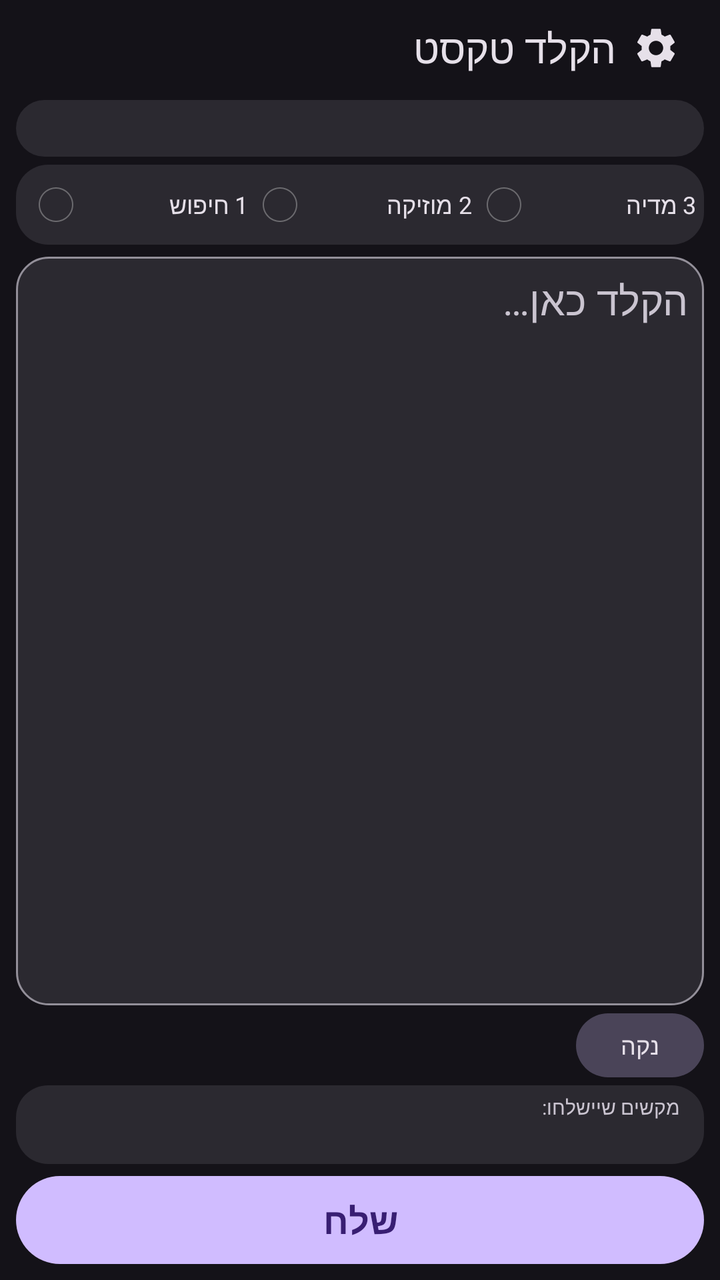
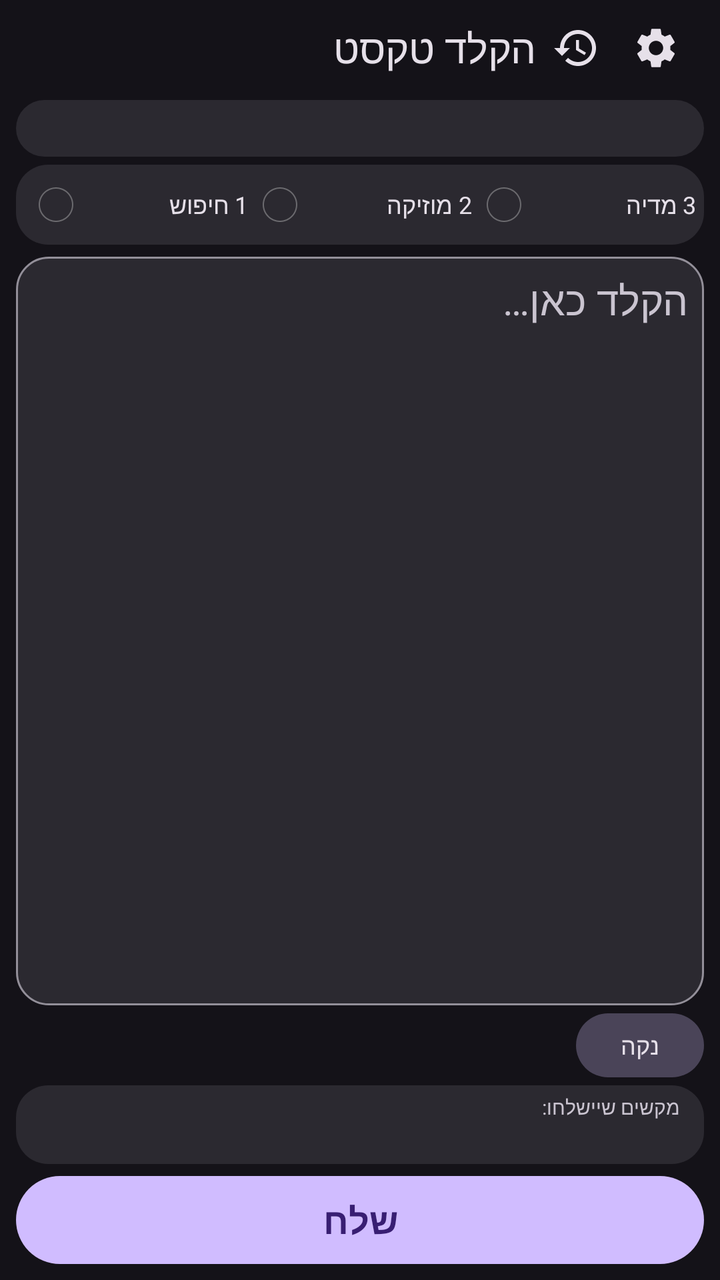

The first picture is an Android layout as it rendered before a commit; the second is the same layout after the commit. The layout source and the unified diff follow.
<!-- AndroidManifest.xml: application theme AppTheme -->
<!-- res/layout/activity_main.xml -->
<?xml version="1.0" encoding="utf-8"?>
<LinearLayout xmlns:android="http://schemas.android.com/apk/res/android"
    android:layout_width="match_parent"
    android:layout_height="match_parent"
    android:background="?attr/colorBgMain"
    android:orientation="vertical">

    
    <LinearLayout
        android:layout_width="match_parent"
        android:layout_height="48dp"
        android:background="?attr/colorHeader"
        android:gravity="center_vertical"
        android:orientation="horizontal"
        android:paddingStart="20dp"
        android:paddingEnd="12dp">

        <TextView
            android:layout_width="0dp"
            android:layout_height="wrap_content"
            android:layout_weight="1"
            android:ellipsize="end"
            android:singleLine="true"
            android:text="@string/title_main"
            android:textColor="?attr/colorTextPrimary"
            android:textSize="20sp" />

        <ImageButton
            android:id="@+id/btn_settings"
            android:layout_width="40dp"
            android:layout_height="40dp"
            android:background="?attr/bgIconBtn"
            android:contentDescription="@string/btn_settings"
            android:scaleType="center"
            android:src="@drawable/ic_settings"
            android:tint="?attr/colorTextPrimary"
            android:nextFocusDown="@+id/rb_ext1"
            android:nextFocusUp="@+id/btn_send" />
    </LinearLayout>

    
    <TextView
        android:id="@+id/status"
        android:layout_width="match_parent"
        android:layout_height="wrap_content"
        android:layout_marginStart="8dp"
        android:layout_marginEnd="8dp"
        android:layout_marginTop="2dp"
        android:background="?attr/bgCard"
        android:paddingBottom="6dp"
        android:paddingEnd="12dp"
        android:paddingStart="12dp"
        android:paddingTop="6dp"
        android:textColor="?attr/colorAccent"
        android:textSize="12sp" />

    
    <RadioGroup
        android:id="@+id/ext_group"
        android:layout_width="match_parent"
        android:layout_height="wrap_content"
        android:layout_marginStart="8dp"
        android:layout_marginEnd="8dp"
        android:layout_marginTop="4dp"
        android:background="?attr/bgCard"
        android:orientation="horizontal"
        android:paddingEnd="4dp"
        android:paddingStart="4dp">

        <RadioButton
            android:id="@+id/rb_ext1"
            android:layout_width="0dp"
            android:layout_height="wrap_content"
            android:layout_weight="1"
            android:minHeight="40dp"
            android:text="@string/ext1"
            android:textColor="?attr/colorTextPrimary"
            android:textSize="12sp"
            android:nextFocusUp="@id/btn_settings"
            android:nextFocusRight="@+id/rb_ext2"
            android:nextFocusDown="@+id/input" />

        <RadioButton
            android:id="@+id/rb_ext2"
            android:layout_width="0dp"
            android:layout_height="wrap_content"
            android:layout_weight="1"
            android:minHeight="40dp"
            android:text="@string/ext2"
            android:textColor="?attr/colorTextPrimary"
            android:textSize="12sp"
            android:nextFocusUp="@id/btn_settings"
            android:nextFocusLeft="@id/rb_ext1"
            android:nextFocusRight="@+id/rb_ext3"
            android:nextFocusDown="@id/input" />

        <RadioButton
            android:id="@+id/rb_ext3"
            android:layout_width="0dp"
            android:layout_height="wrap_content"
            android:layout_weight="1"
            android:minHeight="40dp"
            android:text="@string/ext3"
            android:textColor="?attr/colorTextPrimary"
            android:textSize="12sp"
            android:nextFocusUp="@id/btn_settings"
            android:nextFocusLeft="@id/rb_ext2"
            android:nextFocusDown="@+id/input" />
    </RadioGroup>

    
    <EditText
        android:id="@+id/input"
        android:layout_width="match_parent"
        android:layout_height="0dp"
        android:layout_weight="1"
        android:layout_marginStart="8dp"
        android:layout_marginEnd="8dp"
        android:layout_marginTop="6dp"
        android:background="?attr/bgInput"
        android:cursorVisible="true"
        android:gravity="top|start"
        android:hint="@string/hint_input"
        android:inputType="textMultiLine|textNoSuggestions"
        android:minHeight="72dp"
        android:padding="8dp"
        android:textColor="?attr/colorTextPrimary"
        android:textColorHint="?attr/colorTextSecondary"
        android:textSize="20sp"
        android:nextFocusUp="@id/rb_ext1"
        android:nextFocusDown="@+id/btn_clear" />

    
    <LinearLayout
        android:layout_width="match_parent"
        android:layout_height="wrap_content"
        android:layout_marginStart="8dp"
        android:layout_marginEnd="8dp"
        android:layout_marginTop="4dp"
        android:gravity="center_vertical"
        android:orientation="horizontal">

        <TextView
            android:id="@+id/warn"
            android:layout_width="0dp"
            android:layout_height="wrap_content"
            android:layout_weight="1"
            android:textColor="?attr/colorTextSecondary"
            android:textSize="12sp" />

        <Button
            android:id="@+id/btn_clear"
            android:layout_width="wrap_content"
            android:layout_height="32dp"
            android:background="?attr/bgBtnTonal"
            android:minHeight="0dp"
            android:minWidth="64dp"
            android:paddingEnd="10dp"
            android:paddingStart="10dp"
            android:text="@string/btn_clear"
            android:textColor="?attr/colorTextPrimary"
            android:textSize="12sp"
            android:nextFocusUp="@id/input"
            android:nextFocusDown="@+id/btn_send" />
    </LinearLayout>

    
    <LinearLayout
        android:layout_width="match_parent"
        android:layout_height="wrap_content"
        android:layout_marginStart="8dp"
        android:layout_marginEnd="8dp"
        android:layout_marginTop="4dp"
        android:background="?attr/bgCard"
        android:orientation="vertical"
        android:paddingBottom="4dp"
        android:paddingEnd="12dp"
        android:paddingStart="12dp"
        android:paddingTop="4dp">

        <TextView
            android:layout_width="match_parent"
            android:layout_height="wrap_content"
            android:text="@string/label_preview"
            android:textColor="?attr/colorTextSecondary"
            android:textSize="10sp" />

        <TextView
            android:id="@+id/preview"
            android:layout_width="match_parent"
            android:layout_height="wrap_content"
            android:ellipsize="start"
            android:layoutDirection="ltr"
            android:maxLines="1"
            android:textColor="?attr/colorTextPrimary"
            android:textDirection="ltr"
            android:textSize="13sp" />
    </LinearLayout>

    
    <Button
        android:id="@+id/btn_send"
        android:layout_width="match_parent"
        android:layout_height="44dp"
        android:layout_marginStart="8dp"
        android:layout_marginEnd="8dp"
        android:layout_marginTop="6dp"
        android:layout_marginBottom="8dp"
        android:background="?attr/bgBtnFilled"
        android:text="@string/btn_send"
        android:textColor="?attr/colorOnAccent"
        android:textSize="18sp"
        android:textStyle="bold"
        android:nextFocusUp="@id/btn_clear"
        android:nextFocusDown="@id/btn_settings" />

</LinearLayout>
<!-- resources referenced by this layout -->
<resources>
  <string name="btn_clear">נקה</string>
  <string name="btn_send">שלח</string>
  <string name="btn_settings">הגדרות</string>
  <string name="ext1">1 חיפוש</string>
  <string name="ext2">2 מוזיקה</string>
  <string name="ext3">3 מדיה</string>
  <string name="hint_input">הקלד כאן…</string>
  <string name="label_preview">מקשים שיישלחו:</string>
  <string name="title_main">הקלד טקסט</string>
  <color name="bg_dark">#FF141218</color>
  <color name="header_dark">#FF141218</color>
  <color name="accent_dark">#FFD0BCFF</color>
  <color name="on_accent_dark">#FF381E72</color>
  <color name="text_white">#FFE6E0E9</color>
  <color name="text_light_gray">#FFCAC4D0</color>
  <!-- drawable bg_input_d (drawable) -->
  <?xml version="1.0" encoding="utf-8"?>
  <selector xmlns:android="http://schemas.android.com/apk/res/android">
      <item android:state_focused="true">
      <shape android:shape="rectangle">
          <solid android:color="#FF2B2930" />
          <stroke android:width="3dp" android:color="#FFD0BCFF" />
          <corners android:radius="16dp" />
      </shape>
      </item>
      <item>
      <shape android:shape="rectangle">
          <solid android:color="#FF2B2930" />
          <stroke android:width="1dp" android:color="#FF938F99" />
          <corners android:radius="16dp" />
      </shape>
      </item>
  </selector>
  <!-- drawable bg_card_d (drawable) -->
  <?xml version="1.0" encoding="utf-8"?>
  <selector xmlns:android="http://schemas.android.com/apk/res/android">
      <item>
      <shape android:shape="rectangle">
          <solid android:color="#FF2B2930" />
          <corners android:radius="16dp" />
      </shape>
      </item>
  </selector>
  <!-- drawable bg_btn_tonal_d (drawable) -->
  <?xml version="1.0" encoding="utf-8"?>
  <selector xmlns:android="http://schemas.android.com/apk/res/android">
      <item android:state_focused="true">
      <shape android:shape="rectangle">
          <solid android:color="#FF4A4458" />
          <stroke android:width="3dp" android:color="#FFEADDFF" />
          <corners android:radius="20dp" />
      </shape>
      </item>
      <item android:state_pressed="true">
      <shape android:shape="rectangle">
          <solid android:color="#FF938F99" />
          <corners android:radius="20dp" />
      </shape>
      </item>
      <item>
      <shape android:shape="rectangle">
          <solid android:color="#FF4A4458" />
          <corners android:radius="20dp" />
      </shape>
      </item>
  </selector>
  <!-- drawable bg_icon_btn_d (drawable) -->
  <?xml version="1.0" encoding="utf-8"?>
  <selector xmlns:android="http://schemas.android.com/apk/res/android">
      <item android:state_focused="true">
      <shape android:shape="rectangle">
          <solid android:color="#FF4A4458" />
          <stroke android:width="3dp" android:color="#FFEADDFF" />
          <corners android:radius="24dp" />
      </shape>
      </item>
      <item android:state_pressed="true">
      <shape android:shape="rectangle">
          <solid android:color="#FF4A4458" />
          <corners android:radius="24dp" />
      </shape>
      </item>
      <item>
      <shape android:shape="rectangle">
          <solid android:color="#00000000" />
          <corners android:radius="24dp" />
      </shape>
      </item>
  </selector>
  <!-- unchanged entries left out for length: 3 -->
</resources>

<!-- the commit's change to res/layout/activity_main.xml (unified diff, before → after) -->
@@ -24,6 +24,18 @@
             android:text="@string/title_main"
             android:textColor="?attr/colorTextPrimary"
             android:textSize="20sp" />
+
+        <ImageButton
+            android:id="@+id/btn_history"
+            android:layout_width="40dp"
+            android:layout_height="40dp"
+            android:background="?attr/bgIconBtn"
+            android:contentDescription="@string/btn_history"
+            android:scaleType="center"
+            android:src="@drawable/ic_history"
+            android:tint="?attr/colorTextPrimary"
+            android:nextFocusDown="@+id/rb_ext1"
+            android:nextFocusUp="@+id/btn_send" />
 
         <ImageButton
             android:id="@+id/btn_settings"
<!-- resource entries referenced after the edit -->
@@ -1,6 +1,16 @@
 <!-- resources referenced by this layout -->
 <resources>
+  <!-- drawable ic_history (drawable) -->
+  <?xml version="1.0" encoding="utf-8"?>
+  <vector xmlns:android="http://schemas.android.com/apk/res/android"
+      android:width="24dp"
+      android:height="24dp"
+      android:viewportWidth="24"
+      android:viewportHeight="24">
+      <path android:fillColor="#FFFFFFFF" android:pathData="M13,3c-4.97,0 -9,4.03 -9,9L1,12l3.89,3.89 0.07,0.14L9,12L6,12c0,-3.87 3.13,-7 7,-7s7,3.13 7,7 -3.13,7 -7,7c-1.93,0 -3.68,-0.79 -4.94,-2.06l-1.42,1.42C8.27,19.99 10.51,21 13,21c4.97,0 9,-4.03 9,-9s-4.03,-9 -9,-9zM12,8v5l4.28,2.54 0.72,-1.21 -3.5,-2.08L13.5,8L12,8z" />
+  </vector>
   <string name="btn_clear">נקה</string>
+  <string name="btn_history">היסטוריה</string>
   <string name="btn_send">שלח</string>
   <string name="btn_settings">הגדרות</string>
   <string name="ext1">1 חיפוש</string>
